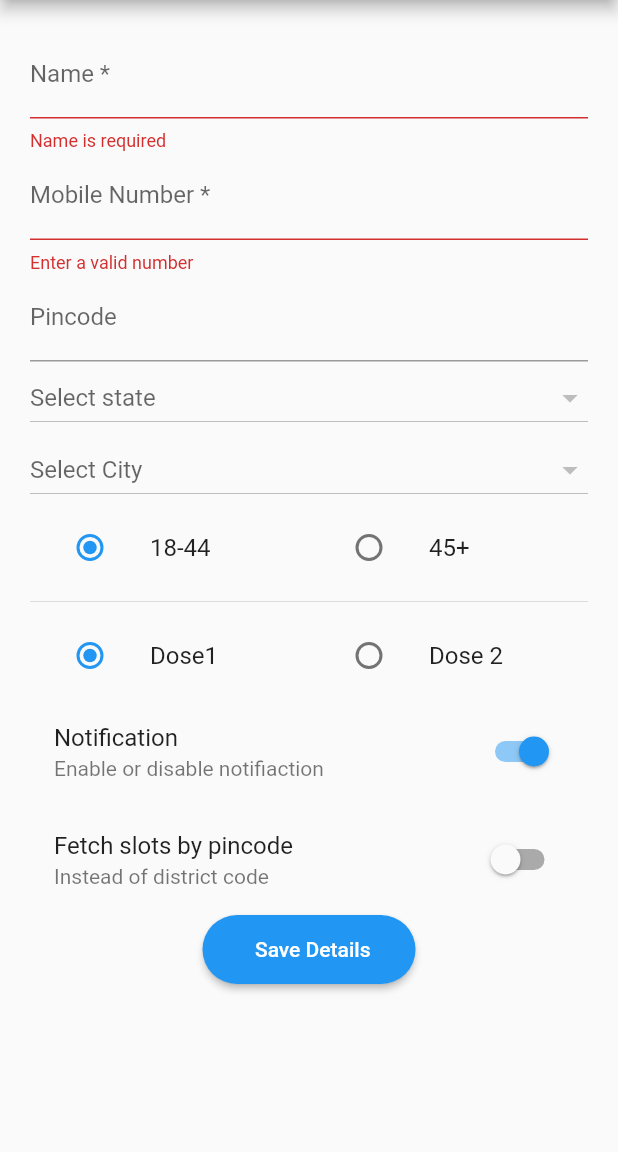
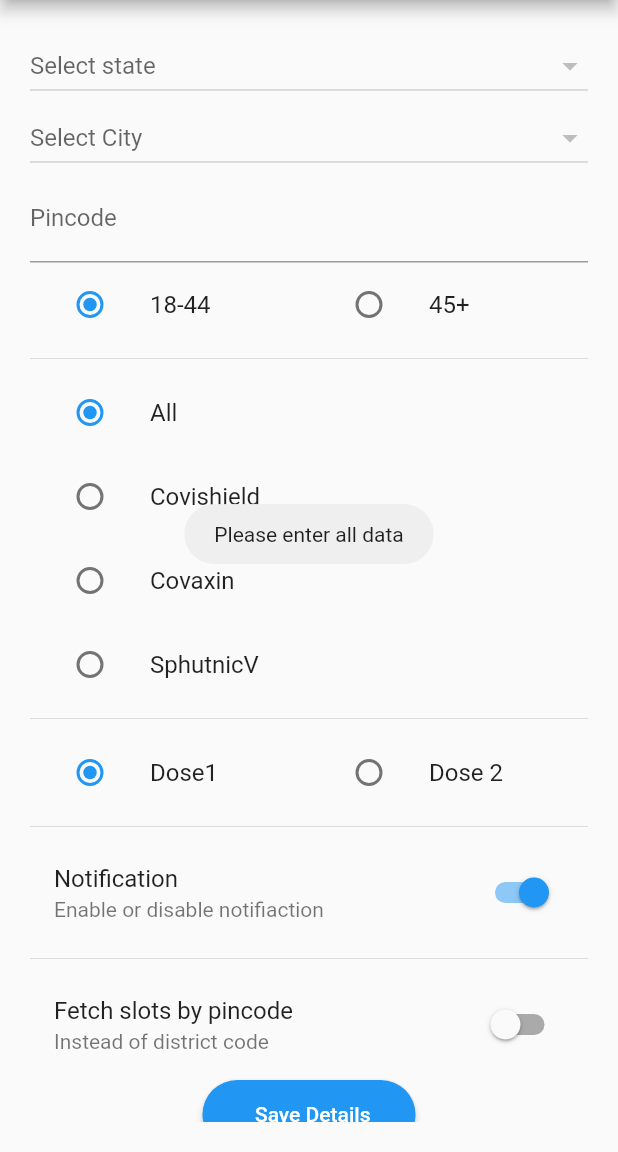
Before and after one commit to SaurishD/Vaccine_notifier, a Flutter app: the screen it shows after launch, after a tap on "Save Details", on a phone screen of 412 x 824 dp, the part 84-1236 px from its top. Run offline on Flutter 3.47's test engine with Material 2 defaults, Android fonts, the phone set to English and light mode, and no system bars; our stand-ins replace flutter_local_notifications, fluttertoast, shared_preferences; network calls fail.

Commit message:
Implement vaccine filter. Remove bug for toast and remove redundant form fields

```diff
--- a/lib/form.dart
+++ b/lib/form.dart
@@ -35,14 +35,14 @@ class _MyCustomFormState extends State<MyCustomForm> {
   var selectedCity = "Select City";
 
   UserAge _age = UserAge.EighteenPlus;
-  //VaccineType _vaccineType = VaccineType.All;
+  VaccineType _vaccineType = VaccineType.All;
   UserDose _dose = UserDose.Dose1;
-  String _name = "";
-  String _mobileNumber = "";
+  //String _name = "";
+  //String _mobileNumber = "";
   String _pincode = "";
   String _districtCode = "";
-  TextEditingController _nameController = new TextEditingController();
-  TextEditingController _mobileNumberController = new TextEditingController();
+  //TextEditingController _nameController = new TextEditingController();
+  //TextEditingController _mobileNumberController = new TextEditingController();
   TextEditingController _pincodeController = new TextEditingController();
   bool _enableNotification = true;
   bool _fetchByPincode = false;
@@ -51,18 +51,18 @@ class _MyCustomFormState extends State<MyCustomForm> {
     final pref = await SharedPreferences.getInstance();
 
     setState(() {
-      _name = pref.getString('name') ?? "";
-      _nameController.text = _name;
+      //_name = pref.getString('name') ?? "";
+      //_nameController.text = _name;
 
-      _mobileNumber = pref.getString('mobile') ?? "";
-      _mobileNumberController.text = _mobileNumber;
+      //_mobileNumber = pref.getString('mobile') ?? "";
+      //_mobileNumberController.text = _mobileNumber;
 
       _pincode = pref.getString('pincode') ?? "";
       _pincodeController.text = _pincode;
 
       _age = UserAge.values[pref.getInt('age') ?? 0];
 
-      //_vaccineType = VaccineType.values[pref.getInt('vaccine') ?? 0];
+      _vaccineType = VaccineType.values[pref.getInt('vaccine') ?? 0];
 
       _dose = UserDose.values[pref.getInt('dose') ?? 0];
 
@@ -72,7 +72,7 @@ class _MyCustomFormState extends State<MyCustomForm> {
   }
 
   //Setters
-  void _setName(String value) async {
+  /*void _setName(String value) async {
     final pref = await SharedPreferences.getInstance();
     print("Name set to " + value);
     pref.setString('name', value);
@@ -83,7 +83,7 @@ class _MyCustomFormState extends State<MyCustomForm> {
     print("Mobile number set to " + value);
     pref.setString('mobile', value);
   }
-
+  */
   void _setPincode(String value) async {
     final pref = await SharedPreferences.getInstance();
     pref.setString('pincode', value);
@@ -99,10 +99,10 @@ class _MyCustomFormState extends State<MyCustomForm> {
     pref.setInt('age', value.index);
   }
 
-  /*void _setVaccine(VaccineType value) async {
+  void _setVaccine(VaccineType value) async {
     final pref = await SharedPreferences.getInstance();
     pref.setInt('vaccine', value.index);
-  }*/
+  }
 
   void _setDose(UserDose value) async {
     final pref = await SharedPreferences.getInstance();
@@ -186,7 +186,7 @@ class _MyCustomFormState extends State<MyCustomForm> {
                   child: IntrinsicHeight(
                     child: Column(
                       children: <Widget>[
-                        TextFormField(
+                        /*TextFormField(
                           controller: _nameController,
                           decoration: InputDecoration(
                             labelText: "Name *",
@@ -219,23 +219,7 @@ class _MyCustomFormState extends State<MyCustomForm> {
                             }
                           },
                         ),
-                        TextFormField(
-                          controller: _pincodeController,
-                          keyboardType: TextInputType.number,
-                          decoration: InputDecoration(
-                            labelText: "Pincode",
-                          ),
-                          onSaved: (String value) {
-                            setState(() {
-                              _pincode = value;
-                            });
-                          },
-                          validator: (String value) {
-                            if (value.isNotEmpty && value.length != 6) {
-                              return "Enter a valid pincode";
-                            }
-                          },
-                        ),
+                        */
                         DropdownButton<String>(
                           value: selectedState,
                           onChanged: (String newValue) {
@@ -276,6 +260,24 @@ class _MyCustomFormState extends State<MyCustomForm> {
                           hint: Text("Select City"),
                           isExpanded: true,
                         ),
+                        TextFormField(
+                          controller: _pincodeController,
+                          keyboardType: TextInputType.number,
+                          decoration: InputDecoration(
+                            labelText: "Pincode",
+                          ),
+                          onSaved: (String value) {
+                            setState(() {
+                              _pincode = value;
+                            });
+                          },
+                          validator: (String value) {
+                            if (value.isNotEmpty && value.length != 6) {
+                              return "Enter a valid pincode";
+                            }
+                          },
+                        ),
+
                         Row(children: <Widget>[
                           Flexible(
                             child: ListTile(
@@ -311,7 +313,7 @@ class _MyCustomFormState extends State<MyCustomForm> {
                           )
                         ]),
                         Divider(),
-                        /*Flexible(
+                        Flexible(
                           child: ListTile(
                             title: Text("All"),
                             leading: Radio<VaccineType>(
@@ -375,7 +377,7 @@ class _MyCustomFormState extends State<MyCustomForm> {
                             ),
                           ),
                         ),
-                        Divider(),*/
+                        Divider(),
                         Row(children: <Widget>[
                           Flexible(
                             child: ListTile(
@@ -410,6 +412,7 @@ class _MyCustomFormState extends State<MyCustomForm> {
                             ),
                           )
                         ]),
+                        Divider(),
                         SwitchListTile(
                             value: _enableNotification,
                             title: Text("Notification"),
@@ -419,6 +422,7 @@ class _MyCustomFormState extends State<MyCustomForm> {
                                 _enableNotification = value;
                               });
                             }),
+                        Divider(),
                         SwitchListTile(
                             value: _fetchByPincode,
                             title: Text("Fetch slots by pincode"),
@@ -440,13 +444,13 @@ class _MyCustomFormState extends State<MyCustomForm> {
                                 return;
                               }
                               formKey.currentState.save();
-                              _setName(_name);
-                              _setMobileNumber(_mobileNumber);
+                              //_setName(_name);
+                              //_setMobileNumber(_mobileNumber);
                               _setPincode(_pincode);
                               _setFetchPincode(_fetchByPincode);
                               _setDistrictCode(_districtCode);
                               _setAge(_age);
-                              //_setVaccine(_vaccineType);
+                              _setVaccine(_vaccineType);
                               _setDose(_dose);
                               _setNotification(_enableNotification);
                               Navigator.push(context, HomePage());
--- a/lib/home.dart
+++ b/lib/home.dart
@@ -34,9 +34,11 @@ class _HomeState extends State<Home> {
   String distCode = "";
   List<dynamic> data = [];
   List<String> dose = ["_dose1", "_dose2"];
+  List<String> vaccine = ["All","COVISHIELD","COVAXIN","SPUTNIKV"];
   List<int> age = [18, 45];
   int ageIndex = 0;
   int doseIndex = 0;
+  int vaccineIndex = 0;
   Color primaryFontColor = Colors.grey[700];
   FlutterLocalNotificationsPlugin _localNotifications;
   Timer fetchTimer;
@@ -62,7 +64,7 @@ class _HomeState extends State<Home> {
         0,
         "Vaccine are available",
         num.toString() + " Slots are available in your city",
-        notificationDetails);
+        notificationDetails,);
   }
 
   void _getData() async {
@@ -102,6 +104,7 @@ class _HomeState extends State<Home> {
       pincode = pref.getString('pincode') ?? "";
       _enableNotification = pref.getBool("notification") ?? false;
       _fetchByPincode = pref.getBool("fetchPincode") ?? false;
+      vaccineIndex = pref.getInt("vaccine") ?? 0;
 
       if (!_fetchByPincode && (distCode == "" || distCode == null)) {
         fetchTimer.cancel();
@@ -126,19 +129,27 @@ class _HomeState extends State<Home> {
       var temp = await _fetchFromServer(1);
       temp =
           temp.where((val) => val['min_age_limit'] == age[ageIndex]).toList();
+      if(vaccineIndex!=0){
+        temp = temp.where((val)=> val['vaccine'] == vaccine[vaccineIndex]).toList();
+      }
       data.clear();
       data.addAll(temp);
       //print(data);
       temp = await _fetchFromServer(0);
       temp =
           temp.where((val) => val['min_age_limit'] == age[ageIndex]).toList();
+      if(vaccineIndex!=0){
+        temp = temp.where((val)=> val['vaccine'] == vaccine[vaccineIndex]).toList();
+      }
       data.addAll(temp);
       int total = 0;
-      if (data.length == 0) {
+      if (data.length == 0 && mounted) {
         Fluttertoast.showToast(
             msg: "No Centers found for given filters",
             gravity: ToastGravity.CENTER,
             toastLength: Toast.LENGTH_SHORT);
+        fetchTimer.cancel();
+        Navigator.pushReplacement(context, MyCustomFormRoute());
       }
       for (var item in data) {
         total += item['available_capacity' + dose[doseIndex]];
```
